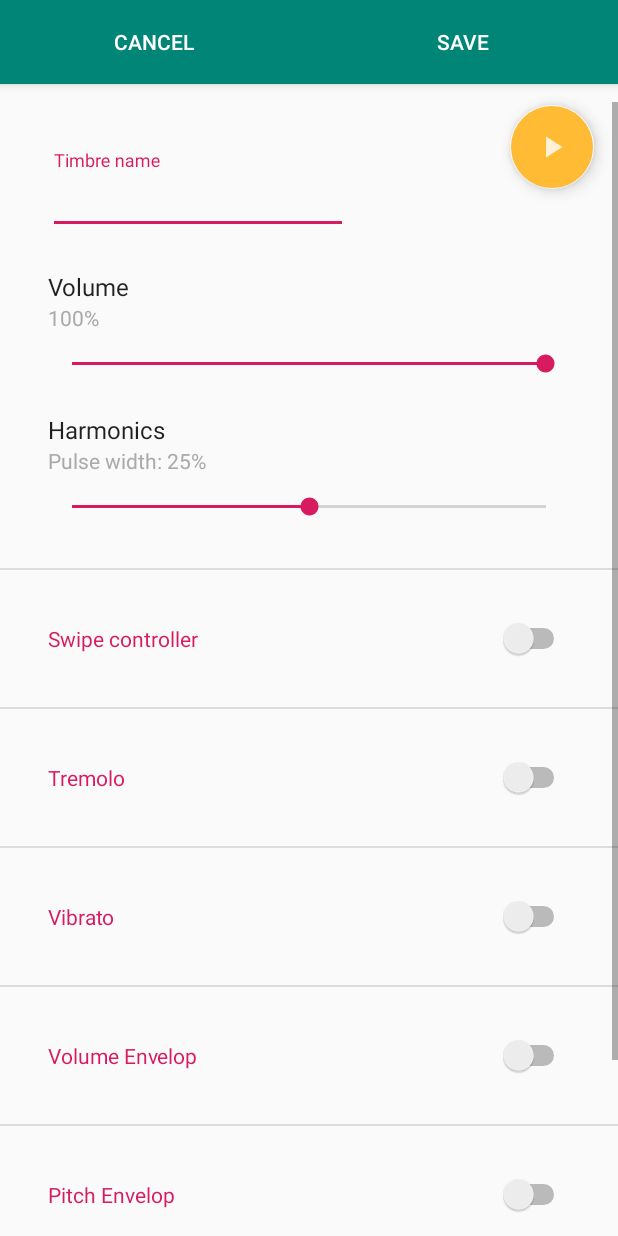
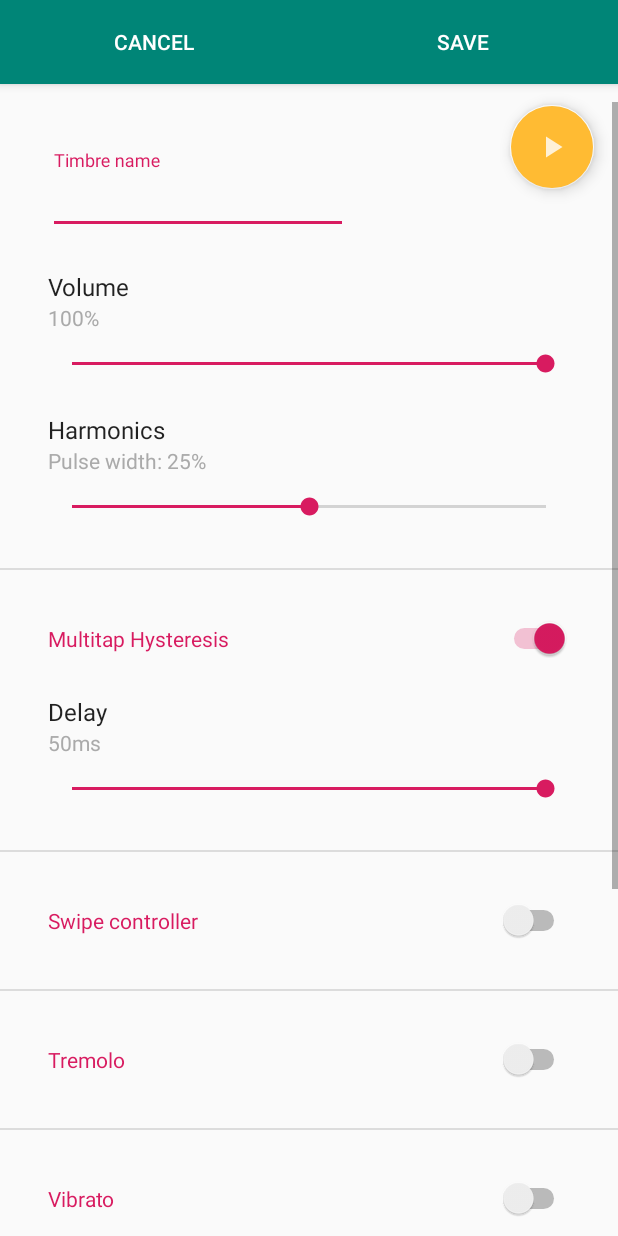
Before and after one commit to LIMUNIMI/phonharp, an Android app: the TimbreDetailFragment screen opened directly, with no data from a screen before it, on a phone screen of 412 x 824 dp. Run offline under Robolectric (Android 15) with nearby library versions, the phone set to English and light mode, and no system bars.

Commit message:
added multitap hysteresis option on timbre configuration

```diff
--- a/app/src/main/assets/timbre-list.json
+++ b/app/src/main/assets/timbre-list.json
@@ -1 +1 @@
-[{"id":"04b1be44-78b0-4a8a-84c5-12be11027e51","name":"Timbre 1","volume":50,"harmonics":50,"multitapHysteresisEnabled": true, "tremolo":{"rate":6.0,"depth":20},"volumeAsr":{"initialValue":0.0,"finalValue":0.0,"attackTime":0.2,"releaseTime":0.2}}]
+[{"id":"04b1be44-78b0-4a8a-84c5-12be11027e51","name":"Timbre 1","volume":50,"harmonics":50,"tapHysteresis": 0.05, "tremolo":{"rate":6.0,"depth":20},"volumeAsr":{"initialValue":0.0,"finalValue":0.0,"attackTime":0.2,"releaseTime":0.2}}]
--- a/app/src/main/java/com/unimi/lim/hmi/entity/Timbre.java
+++ b/app/src/main/java/com/unimi/lim/hmi/entity/Timbre.java
@@ -7,6 +7,8 @@ public class Timbre implements Serializable {
     // This field is strictly related to ui purposes
     // Since there is only one field we leave it here and avoid to create decorator objects
     private transient boolean checked = false;
+
+    public final static float DEFAULT_TAP_HYSTERESIS = 0.05f;
 
     public enum Controller {
         NONE,
@@ -21,7 +23,7 @@ public class Timbre implements Serializable {
     private String name;
     private int volume = 100;
     private int harmonics = 50;
-    private boolean multitapHysteresisEnabled = true;
+    private float tapHysteresis = DEFAULT_TAP_HYSTERESIS;
     private Lfo tremolo;
     private Lfo vibrato;
     private Asr volumeAsr;
@@ -71,12 +73,12 @@ public class Timbre implements Serializable {
         this.harmonics = harmonics;
     }
 
-    public boolean isMultitapHysteresisEnabled() {
-        return multitapHysteresisEnabled;
+    public float getTapHysteresis() {
+        return tapHysteresis;
     }
 
-    public void setMultitapHysteresisEnabled(boolean multitapHysteresisEnabled) {
-        this.multitapHysteresisEnabled = multitapHysteresisEnabled;
+    public void setTapHysteresis(float tapHysteresis) {
+        this.tapHysteresis = tapHysteresis;
     }
 
     public Lfo getTremolo() {
@@ -145,8 +147,8 @@ public class Timbre implements Serializable {
 
     public static class Lfo implements Serializable {
 
-        private float rate;
-        private int depth;
+        private float rate = 6;
+        private int depth = 50;
 
         public Lfo() {
         }
@@ -254,4 +256,5 @@ public class Timbre implements Serializable {
             this.high = high;
         }
     }
+
 }
--- a/app/src/main/java/com/unimi/lim/hmi/music/KeyHandler.java
+++ b/app/src/main/java/com/unimi/lim/hmi/music/KeyHandler.java
@@ -4,8 +4,6 @@ import android.os.Handler;
 import android.util.Log;
 
 import com.unimi.lim.hmi.entity.Timbre;
-import com.unimi.lim.hmi.music.Note;
-import com.unimi.lim.hmi.music.Scale;
 import com.unimi.lim.hmi.synthetizer.Synthesizer;
 
 import static com.unimi.lim.hmi.entity.Timbre.Controller.NONE;
@@ -25,17 +23,19 @@ public class KeyHandler {
     private final Synthesizer synth;
     private final Scale scale;
     private final int keyOffset;
+    private final Timbre timbre;
     private final Handler delayedPlayer;
 
     private boolean delayedPlayInvoked;
     private int noteNum = -1;
     private int halfTone = 0;
 
-    public KeyHandler(Synthesizer synth, Scale scale, int keyOffset) {
+    public KeyHandler(Synthesizer synth, Scale scale, int keyOffset, Timbre timbre) {
         this.scale = scale;
         this.synth = synth;
         this.keyOffset = keyOffset;
         this.delayedPlayer = new Handler();
+        this.timbre = timbre;
     }
 
     public void keyPressed(int keyNum) {
@@ -63,11 +63,11 @@ public class KeyHandler {
     }
 
     public void control1(float delta) {
-        control(delta, synth.getController1());
+        control(delta, timbre.getController1());
     }
 
     public void control2(float delta) {
-        control(delta, synth.getController2());
+        control(delta, timbre.getController2());
     }
 
     private void control(float delta, Timbre.Controller controller) {
@@ -95,7 +95,7 @@ public class KeyHandler {
     }
 
     private void play() {
-        if (!synth.isMultitapHysteresisEnaled()) {
+        if (timbre.getTapHysteresis() == 0) {
             invokeSynth();
         } else if (!delayedPlayInvoked) {
             delayedPlayer.postDelayed(() -> {
--- a/app/src/main/java/com/unimi/lim/hmi/synthetizer/Synthesizer.java
+++ b/app/src/main/java/com/unimi/lim/hmi/synthetizer/Synthesizer.java
@@ -28,10 +28,4 @@ public interface Synthesizer {
 
     String getTimbreId();
 
-    Timbre.Controller getController1();
-
-    Timbre.Controller getController2();
-
-    boolean isMultitapHysteresisEnaled();
-
 }
--- a/app/src/main/java/com/unimi/lim/hmi/synthetizer/jsyn/JsynSynthesizer.java
+++ b/app/src/main/java/com/unimi/lim/hmi/synthetizer/jsyn/JsynSynthesizer.java
@@ -195,21 +195,6 @@ public class JsynSynthesizer implements Synthesizer {
     }
 
     @Override
-    public Timbre.Controller getController1() {
-        return timbre.getController1();
-    }
-
-    @Override
-    public Timbre.Controller getController2() {
-        return timbre.getController2();
-    }
-
-    @Override
-    public boolean isMultitapHysteresisEnaled() {
-        return timbre.isMultitapHysteresisEnabled();
-    }
-
-    @Override
     public void press(double notefrequency) {
         this.frequency = notefrequency;
 
--- a/app/src/main/java/com/unimi/lim/hmi/ui/KeyboardActivity.java
+++ b/app/src/main/java/com/unimi/lim/hmi/ui/KeyboardActivity.java
@@ -71,7 +71,7 @@ public class KeyboardActivity extends AppCompatActivity implements PopupMenu.OnM
         Scale scale = new Scale(scaleType, note);
 
         synth = new JsynSynthesizer.Builder().androidAudioDeviceManager().timbreCfg(timbre).build();
-        keyHandler = new KeyHandler(synth, scale, Integer.valueOf(selectedOffset));
+        keyHandler = new KeyHandler(synth, scale, Integer.valueOf(selectedOffset), timbre);
 
         // Setup keyboard listener
         KeyListener keyListener = new KeyListener();
--- a/app/src/main/java/com/unimi/lim/hmi/ui/fragment/TimbreDetailFragment.java
+++ b/app/src/main/java/com/unimi/lim/hmi/ui/fragment/TimbreDetailFragment.java
@@ -29,8 +29,11 @@ import java.util.function.Consumer;
 import java.util.function.Function;
 import java.util.function.Supplier;
 
+import static com.unimi.lim.hmi.entity.Timbre.DEFAULT_TAP_HYSTERESIS;
+
 public class TimbreDetailFragment extends Fragment {
 
+    private final Function<Integer, String> MILLIS_DESCRIPTION = val -> String.format("%d%s", val, getResources().getString(R.string.milliseconds));
     private final Function<Integer, String> MILLIS_TO_SECONDS_DESCRIPTION = val -> String.format("%.2f%s", seekToModel(val), getResources().getString(R.string.seconds));
     private final Function<Integer, String> PERCENTAGE_DESCRIPTION = val -> String.format("%d%s", val, getResources().getString(R.string.percentage));
     private final Function<Integer, String> SEMITONE_DESCRIPTION = val -> String.format("%.0f %s", semitoneSeekToModel(val), getResources().getString(R.string.semitone));
@@ -146,6 +149,12 @@ public class TimbreDetailFragment extends Fragment {
                     timbre.setController1(null);
                     timbre.setController2(null);
                 }, onChange);
+        setupSwitch(view, R.id.tap_hysteresis_enabled, R.id.tap_hysteresis_container, timbre.getTapHysteresis() != 0, () -> {
+                    float tapHysteresis = timbre.getTapHysteresis() != 0 ? timbre.getTapHysteresis() : DEFAULT_TAP_HYSTERESIS;
+                    timbre.setTapHysteresis(tapHysteresis);
+                    setupSeek(view, R.id.tap_hysteresis_seek, R.id.tap_hysteresis_text, 1, MILLIS_DESCRIPTION, () -> modelToSeek(timbre.getTapHysteresis()), val -> timbre.setTapHysteresis(seekToModel(val)), onChange);
+                },
+                () -> timbre.setTapHysteresis(0f), onChange);
     }
 
     private void setupSeek(View view, int seekId, int textViewId, int seekStep, Function<Integer, String> text, Supplier<Integer> supplier, Consumer<Integer> consumer, Runnable onChange) {
--- a/app/src/main/res/layout/fragment_timbre_detail.xml
+++ b/app/src/main/res/layout/fragment_timbre_detail.xml
@@ -82,7 +82,60 @@
                 android:layout_height="wrap_content"
                 android:layout_margin="@dimen/timbre_detail_component_margin"
                 android:max="100" />
+        </LinearLayout>
 
+        <View
+            android:layout_width="match_parent"
+            android:layout_height="1dp"
+            android:background="?android:attr/listDivider" />
+
+        <LinearLayout
+            android:layout_width="match_parent"
+            android:layout_height="wrap_content"
+            android:layout_margin="@dimen/timbre_detail_layout_margin"
+            android:orientation="vertical">
+
+            <Switch
+                android:id="@+id/tap_hysteresis_enabled"
+                android:layout_width="match_parent"
+                android:layout_height="wrap_content"
+                android:layout_margin="@dimen/timbre_detail_component_margin"
+                android:text="@string/tap_hysteresis"
+                android:textAppearance="?android:attr/textAppearanceSmall"
+                android:textColor="@color/colorAccent" />
+
+            <LinearLayout
+                android:id="@+id/tap_hysteresis_container"
+                android:layout_width="match_parent"
+                android:layout_height="wrap_content"
+                android:orientation="vertical">
+
+                <TextView
+                    android:id="@+id/tap_hysteresis_title"
+                    android:layout_width="match_parent"
+                    android:layout_height="wrap_content"
+                    android:layout_marginStart="@dimen/timbre_detail_component_margin"
+                    android:layout_marginTop="@dimen/timbre_detail_component_margin"
+                    android:layout_marginEnd="@dimen/timbre_detail_component_margin"
+                    android:text="@string/tap_hysteresis_delay"
+                    android:textAppearance="?attr/textAppearanceListItem" />
+
+                <TextView
+                    android:id="@+id/tap_hysteresis_text"
+                    android:layout_width="match_parent"
+                    android:layout_height="wrap_content"
+                    android:layout_marginStart="@dimen/timbre_detail_component_margin"
+                    android:layout_marginEnd="@dimen/timbre_detail_component_margin"
+                    android:textAppearance="?android:attr/textAppearanceSmall"
+                    android:textColor="@android:color/darker_gray" />
+
+                <SeekBar
+                    android:id="@+id/tap_hysteresis_seek"
+                    android:layout_width="match_parent"
+                    android:layout_height="wrap_content"
+                    android:layout_margin="@dimen/timbre_detail_component_margin"
+                    android:max="50" />
+            </LinearLayout>
         </LinearLayout>
 
         <View
--- a/app/src/main/res/values/strings.xml
+++ b/app/src/main/res/values/strings.xml
@@ -30,10 +30,13 @@
     <string name="harmonics_odd">Odd</string>
     <string name="harmonics_all_to_odd">Pulse width</string>
     <string name="seconds">s</string>
+    <string name="milliseconds">ms</string>
     <string name="semitone">semitone</string>
     <string name="hertz">Hz</string>
     <string name="volume">Volume</string>
     <string name="harmonics">Harmonics</string>
+    <string name="tap_hysteresis">Multitap Hysteresis</string>
+    <string name="tap_hysteresis_delay">Delay</string>
     <string name="swipe_controller">Swipe controller</string>
     <string name="swipe_horizontal">Swipe horizontal</string>
     <string name="swipe_vertical">Swipe vertical</string>
```
